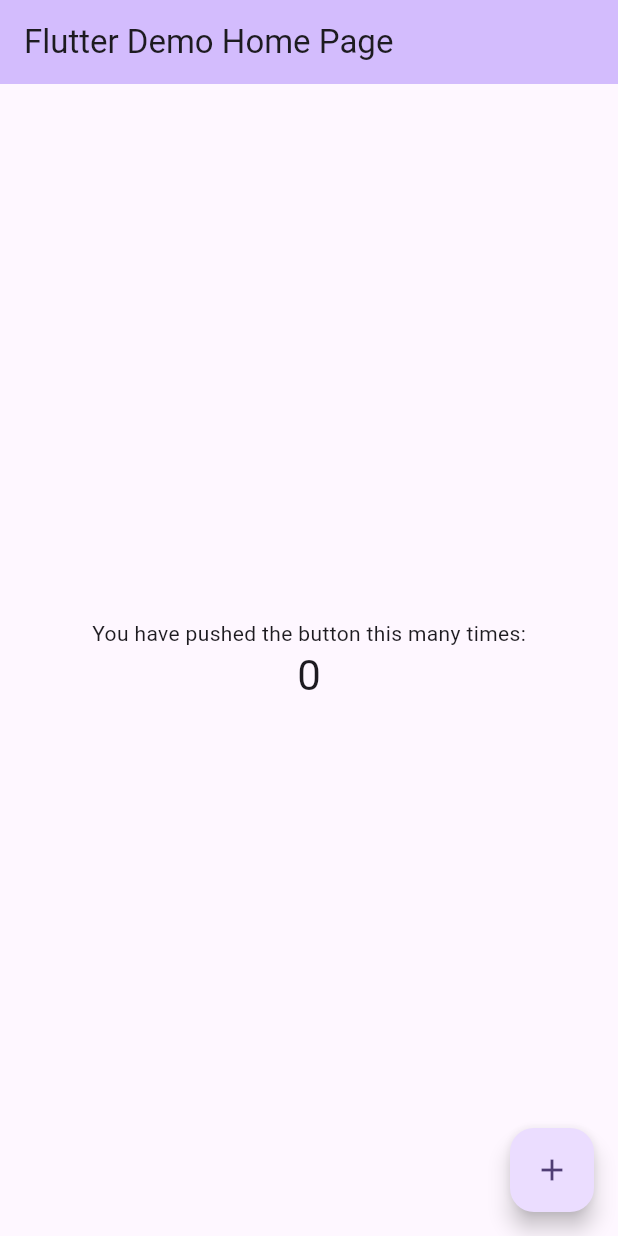
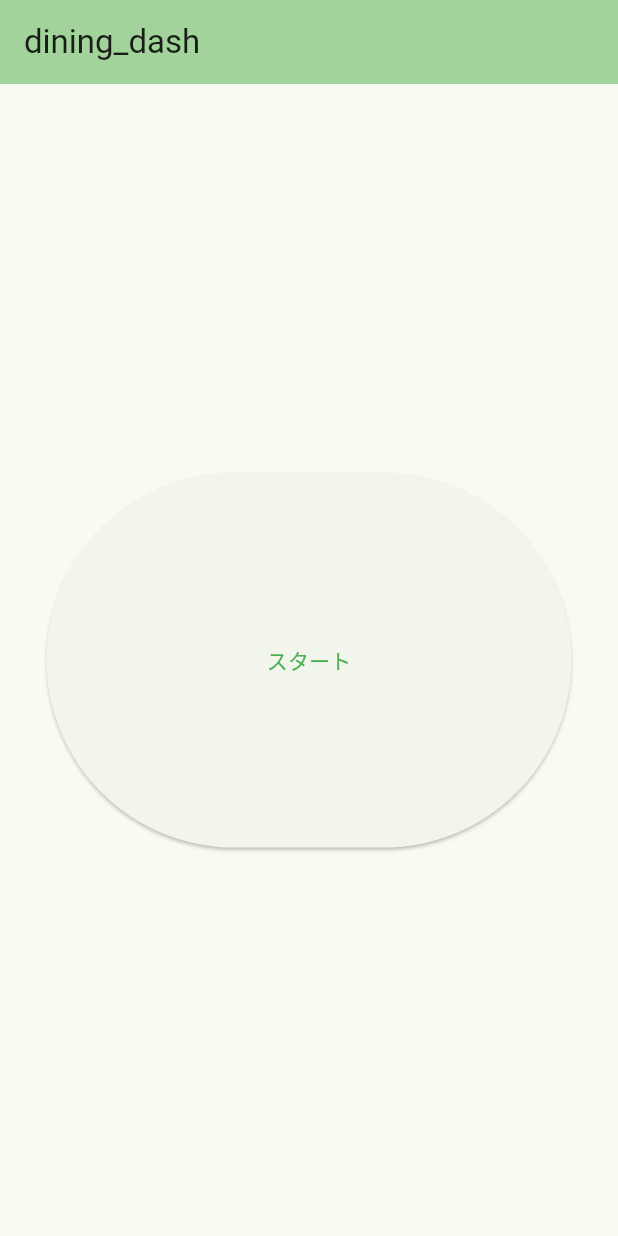
Before and after one commit to Shun2439/Dining_Dash, a Flutter app: the screen it shows after launch, on a phone screen of 412 x 824 dp. Run offline on Flutter 3.47's test engine with Material 2 defaults, Android fonts, the phone set to English and light mode, and no system bars.

Commit message:
:white_check_mark:/flutter

```diff
--- a/lib/main.dart
+++ b/lib/main.dart
@@ -6,48 +6,21 @@
 
 class MyApp extends StatelessWidget {
   const MyApp({super.key});
-
-  // This widget is the root of your application.
   @override
   Widget build(BuildContext context) {
     return MaterialApp(
-      title: 'Flutter Demo',
+      title: 'dining_dash',
       theme: ThemeData(
-        // This is the theme of your application.
-        //
-        // TRY THIS: Try running your application with "flutter run". You'll see
-        // the application has a blue toolbar. Then, without quitting the app,
-        // try changing the seedColor in the colorScheme below to Colors.green
-        // and then invoke "hot reload" (save your changes or press the "hot
-        // reload" button in a Flutter-supported IDE, or press "r" if you used
-        // the command line to start the app).
-        //
-        // Notice that the counter didn't reset back to zero; the application
-        // state is not lost during the reload. To reset the state, use hot
-        // restart instead.
-        //
-        // This works for code too, not just values: Most code changes can be
-        // tested with just a hot reload.
-        colorScheme: ColorScheme.fromSeed(seedColor: Colors.deepPurple),
+        colorScheme: ColorScheme.fromSeed(seedColor: Colors.green),
         useMaterial3: true,
       ),
-      home: const MyHomePage(title: 'Flutter Demo Home Page'),
+      home: const MyHomePage(title: 'dining_dash'),
     );
   }
 }
 
 class MyHomePage extends StatefulWidget {
   const MyHomePage({super.key, required this.title});
-
-  // This widget is the home page of your application. It is stateful, meaning
-  // that it has a State object (defined below) that contains fields that affect
-  // how it looks.
-
-  // This class is the configuration for the state. It holds the values (in this
-  // case the title) provided by the parent (in this case the App widget) and
-  // used by the build method of the State. Fields in a Widget subclass are
-  // always marked "final".
-
   final String title;
 
   @override
@@ -55,71 +28,32 @@
 }
 
 class _MyHomePageState extends State<MyHomePage> {
-  int _counter = 0;
-
-  void _incrementCounter() {
-    setState(() {
-      // This call to setState tells the Flutter framework that something has
-      // changed in this State, which causes it to rerun the build method below
-      // so that the display can reflect the updated values. If we changed
-      // _counter without calling setState(), then the build method would not be
-      // called again, and so nothing would appear to happen.
-      _counter++;
-    });
-  }
-
   @override
   Widget build(BuildContext context) {
-    // This method is rerun every time setState is called, for instance as done
-    // by the _incrementCounter method above.
-    //
-    // The Flutter framework has been optimized to make rerunning build methods
-    // fast, so that you can just rebuild anything that needs updating rather
-    // than having to individually change instances of widgets.
     return Scaffold(
       appBar: AppBar(
-        // TRY THIS: Try changing the color here to a specific color (to
-        // Colors.amber, perhaps?) and trigger a hot reload to see the AppBar
-        // change color while the other colors stay the same.
         backgroundColor: Theme.of(context).colorScheme.inversePrimary,
-        // Here we take the value from the MyHomePage object that was created by
-        // the App.build method, and use it to set our appbar title.
         title: Text(widget.title),
       ),
       body: Center(
-        // Center is a layout widget. It takes a single child and positions it
-        // in the middle of the parent.
         child: Column(
-          // Column is also a layout widget. It takes a list of children and
-          // arranges them vertically. By default, it sizes itself to fit its
-          // children horizontally, and tries to be as tall as its parent.
-          //
-          // Column has various properties to control how it sizes itself and
-          // how it positions its children. Here we use mainAxisAlignment to
-          // center the children vertically; the main axis here is the vertical
-          // axis because Columns are vertical (the cross axis would be
-          // horizontal).
-          //
-          // TRY THIS: Invoke "debug painting" (choose the "Toggle Debug Paint"
-          // action in the IDE, or press "p" in the console), to see the
-          // wireframe for each widget.
           mainAxisAlignment: MainAxisAlignment.center,
           children: <Widget>[
-            const Text(
-              'You have pushed the button this many times:',
-            ),
-            Text(
-              '$_counter',
-              style: Theme.of(context).textTheme.headlineMedium,
-            ),
+            //ボタン
+            new SizedBox(
+                width: 350,
+                height: 250,
+                child: ElevatedButton(
+                  style: ButtonStyle(
+                    foregroundColor:
+                        MaterialStateProperty.all<Color>(Colors.green),
+                  ),
+                  onPressed: () {},
+                  child: Text('スタート'),
+                ))
           ],
         ),
       ),
-      floatingActionButton: FloatingActionButton(
-        onPressed: _incrementCounter,
-        tooltip: 'Increment',
-        child: const Icon(Icons.add),
-      ), // This trailing comma makes auto-formatting nicer for build methods.
     );
   }
 }
```
Also changed, not shown: 7 other files.
